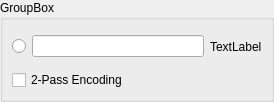
Above: src/video_avg_bitrate_field.ui from b1aqW0lf/Lithium before the change. Below: the same form after it.
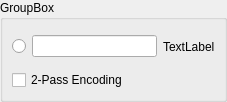
That is the form after the change.

```diff
--- a/src/video_avg_bitrate_field.ui
+++ b/src/video_avg_bitrate_field.ui
@@ -6,7 +6,7 @@
    <rect>
     <x>0</x>
     <y>0</y>
-    <width>274</width>
+    <width>227</width>
     <height>102</height>
    </rect>
   </property>
```
Left out of the diff: 8 changed lines with no effect on the pictures.
